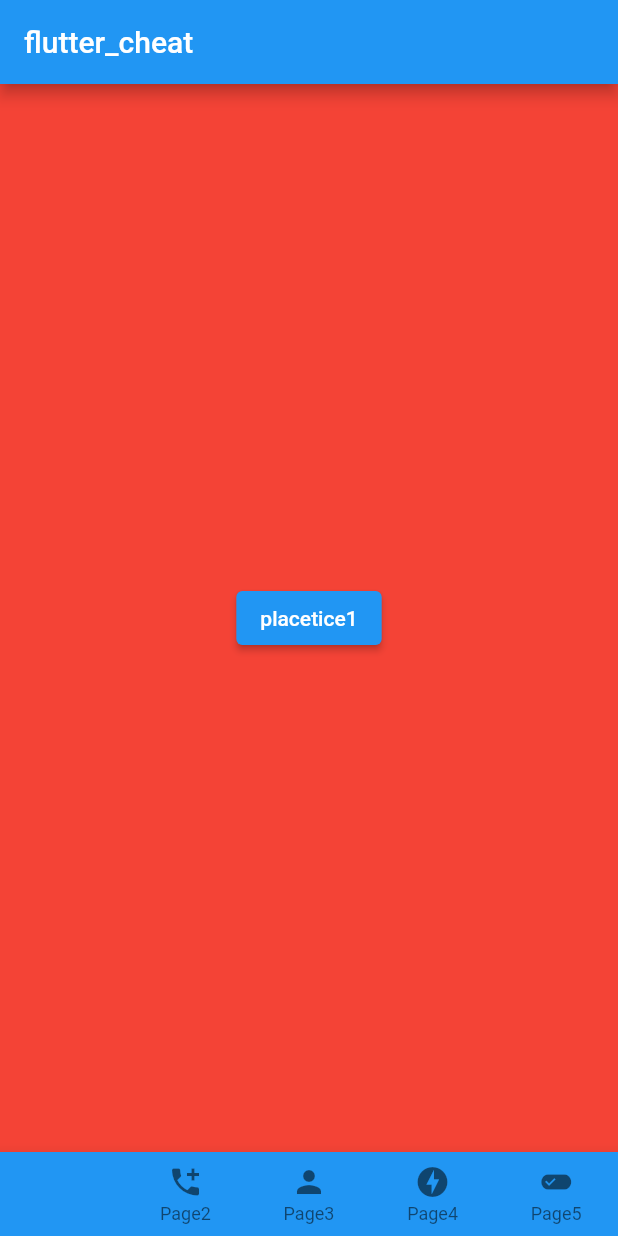
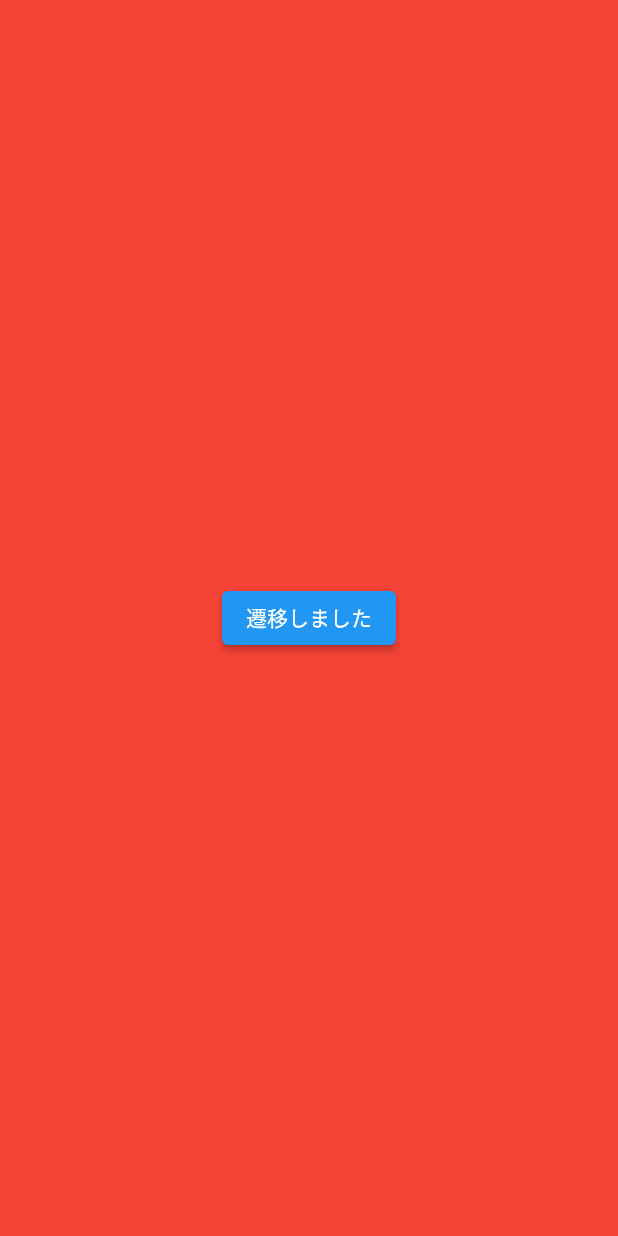
Before and after one commit to ramen2020/flutter_cheat, a Flutter app: the screen it shows after launch, after a tap on "placetice1", on a phone screen of 412 x 824 dp. Run offline on Flutter 3.47's test engine with Material 2 defaults, Android fonts, the phone set to English and light mode, and no system bars.

Commit message:
画面遷移する

```diff
--- a/lib/pages/page1_page.dart
+++ b/lib/pages/page1_page.dart
@@ -10,10 +10,30 @@ class Page1 extends StatelessWidget {
         child: ElevatedButton(
           child: Text('placetice1'),
           onPressed: () {
-            //
+            Navigator.push(
+                context,
+                MaterialPageRoute(
+                  builder: (context) => Page6(),
+                ));
           },
         ),
       ),
     );
   }
 }
+
+class Page6 extends StatelessWidget {
+  @override
+  Widget build(BuildContext context) {
+    return Container(
+      color: Colors.red,
+      alignment: Alignment.center,
+      child: Center(
+        child: ElevatedButton(
+          child: Text('遷移しました'),
+          onPressed: () {},
+        ),
+      ),
+    );
+  }
+}
```
